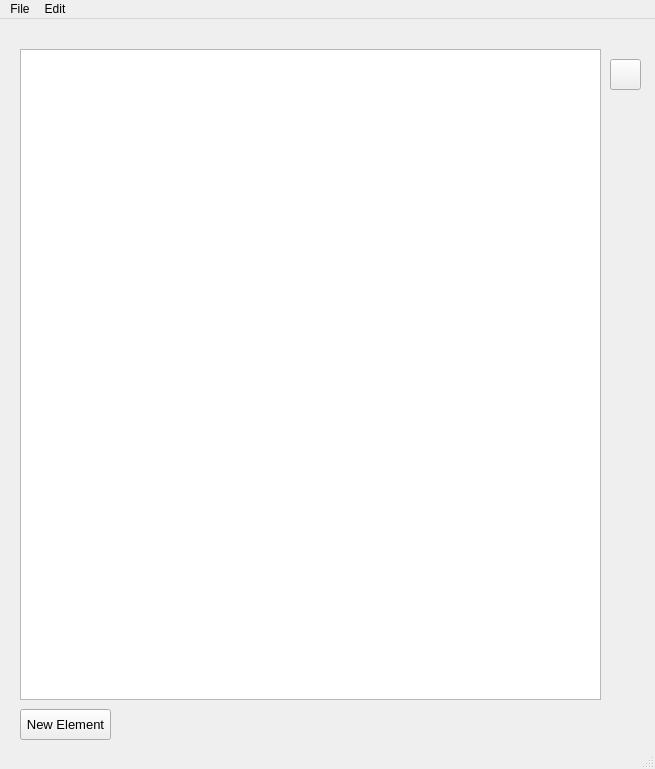
ImpulZzZ/finance_manager, file view/main_gui.ui: the form before one commit.
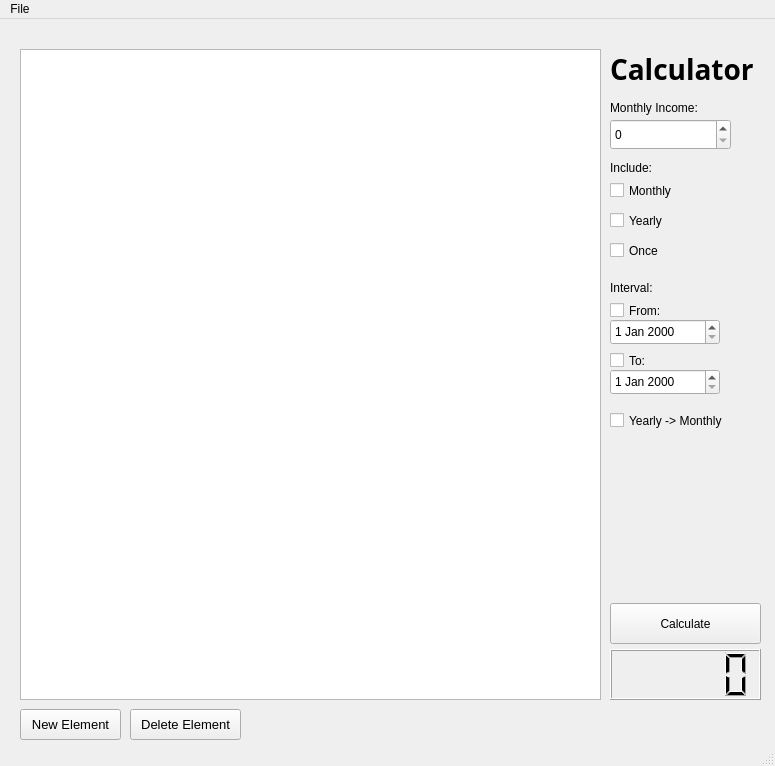
The form after the commit. Icons and pictures are not drawn.

```diff
--- a/view/main_gui.ui
+++ b/view/main_gui.ui
@@ -6,8 +6,8 @@
    <rect>
     <x>0</x>
     <y>0</y>
-    <width>655</width>
-    <height>769</height>
+    <width>775</width>
+    <height>766</height>
    </rect>
   </property>
   <property name="windowTitle">
@@ -29,7 +29,7 @@
      <rect>
       <x>20</x>
       <y>690</y>
-      <width>91</width>
+      <width>101</width>
       <height>31</height>
      </rect>
     </property>
@@ -42,21 +42,216 @@
      <string>New Element</string>
     </property>
    </widget>
+   <widget class="QSpinBox" name="monthly_income_box">
+    <property name="geometry">
+     <rect>
+      <x>610</x>
+      <y>100</y>
+      <width>121</width>
+      <height>31</height>
+     </rect>
+    </property>
+   </widget>
+   <widget class="QLabel" name="label">
+    <property name="geometry">
+     <rect>
+      <x>610</x>
+      <y>80</y>
+      <width>121</width>
+      <height>17</height>
+     </rect>
+    </property>
+    <property name="contextMenuPolicy">
+     <enum>Qt::PreventContextMenu</enum>
+    </property>
+    <property name="text">
+     <string>Monthly Income:</string>
+    </property>
+   </widget>
+   <widget class="QLCDNumber" name="lcdNumber">
+    <property name="geometry">
+     <rect>
+      <x>610</x>
+      <y>630</y>
+      <width>151</width>
+      <height>51</height>
+     </rect>
+    </property>
+   </widget>
+   <widget class="QPushButton" name="pushButton">
+    <property name="geometry">
+     <rect>
+      <x>610</x>
+      <y>584</y>
+      <width>151</width>
+      <height>41</height>
+     </rect>
+    </property>
+    <property name="text">
+     <string>Calculate</string>
+    </property>
+   </widget>
+   <widget class="QLabel" name="label_2">
+    <property name="geometry">
+     <rect>
+      <x>610</x>
+      <y>20</y>
+      <width>151</width>
+      <height>61</height>
+     </rect>
+    </property>
+    <property name="font">
+     <font>
+      <family>Ubuntu Condensed</family>
+      <pointsize>21</pointsize>
+      <weight>75</weight>
+      <bold>true</bold>
+     </font>
+    </property>
+    <property name="text">
+     <string>Calculator</string>
+    </property>
+   </widget>
+   <widget class="QCheckBox" name="monthly_check_box">
+    <property name="geometry">
+     <rect>
+      <x>610</x>
+      <y>160</y>
+      <width>92</width>
+      <height>23</height>
+     </rect>
+    </property>
+    <property name="text">
+     <string>Monthly</string>
+    </property>
+   </widget>
+   <widget class="QCheckBox" name="yearly_check_box">
+    <property name="geometry">
+     <rect>
+      <x>610</x>
+      <y>190</y>
+      <width>92</width>
+      <height>23</height>
+     </rect>
+    </property>
+    <property name="text">
+     <string>Yearly</string>
+    </property>
+   </widget>
+   <widget class="QCheckBox" name="once_check_box">
+    <property name="geometry">
+     <rect>
+      <x>610</x>
+      <y>220</y>
+      <width>92</width>
+      <height>23</height>
+     </rect>
+    </property>
+    <property name="text">
+     <string>Once</string>
+    </property>
+   </widget>
+   <widget class="QLabel" name="label_3">
+    <property name="geometry">
+     <rect>
+      <x>610</x>
+      <y>140</y>
+      <width>71</width>
+      <height>17</height>
+     </rect>
+    </property>
+    <property name="text">
+     <string>Include:</string>
+    </property>
+   </widget>
+   <widget class="QDateEdit" name="from_date">
+    <property name="geometry">
+     <rect>
+      <x>610</x>
+      <y>300</y>
+      <width>110</width>
+      <height>26</height>
+     </rect>
+    </property>
+   </widget>
+   <widget class="QDateEdit" name="to_date">
+    <property name="geometry">
+     <rect>
+      <x>610</x>
+      <y>350</y>
+      <width>110</width>
+      <height>26</height>
+     </rect>
+    </property>
+   </widget>
+   <widget class="QCheckBox" name="to_date_checkbox">
+    <property name="geometry">
+     <rect>
+      <x>610</x>
+      <y>330</y>
+      <width>92</width>
+      <height>23</height>
+     </rect>
+    </property>
+    <property name="text">
+     <string>To:</string>
+    </property>
+   </widget>
+   <widget class="QCheckBox" name="from_date_checkbox">
+    <property name="geometry">
+     <rect>
+      <x>610</x>
+      <y>280</y>
+      <width>92</width>
+      <height>23</height>
+     </rect>
+    </property>
+    <property name="text">
+     <string>From:</string>
+    </property>
+   </widget>
+   <widget class="QLabel" name="label_4">
+    <property name="geometry">
+     <rect>
+      <x>610</x>
+      <y>260</y>
+      <width>61</width>
+      <height>17</height>
+     </rect>
+    </property>
+    <property name="text">
+     <string>Interval:</string>
+    </property>
+   </widget>
+   <widget class="QCheckBox" name="divide_yearly_checkbox">
+    <property name="geometry">
+     <rect>
+      <x>610</x>
+      <y>390</y>
+      <width>191</width>
+      <height>23</height>
+     </rect>
+    </property>
+    <property name="text">
+     <string>Yearly -&gt; Monthly</string>
+    </property>
+   </widget>
    <widget class="QPushButton" name="delete_button">
     <property name="geometry">
      <rect>
-      <x>610</x>
-      <y>40</y>
-      <width>31</width>
+      <x>130</x>
+      <y>690</y>
+      <width>111</width>
       <height>31</height>
      </rect>
     </property>
+    <property name="font">
+     <font>
+      <pointsize>10</pointsize>
+     </font>
+    </property>
     <property name="text">
-     <string/>
-    </property>
-    <property name="icon">
-     <iconset>
-      <normaloff>trash.jpg</normaloff>trash.jpg</iconset>
+     <string>Delete Element</string>
     </property>
    </widget>
   </widget>
@@ -65,7 +260,7 @@
     <rect>
      <x>0</x>
      <y>0</y>
-     <width>655</width>
+     <width>775</width>
      <height>22</height>
     </rect>
    </property>
@@ -76,16 +271,8 @@
     <addaction name="actionNew"/>
     <addaction name="actionLoad"/>
     <addaction name="actionSave"/>
-    <addaction name="actionSave_as"/>
-   </widget>
-   <widget class="QMenu" name="menuEdit">
-    <property name="title">
-     <string>Edit</string>
-    </property>
-    <addaction name="actionOptions"/>
    </widget>
    <addaction name="menuFile"/>
-   <addaction name="menuEdit"/>
   </widget>
   <widget class="QStatusBar" name="statusbar"/>
   <action name="actionNew">
```
Left out of the diff: 1 changed line with no effect on the pictures.
